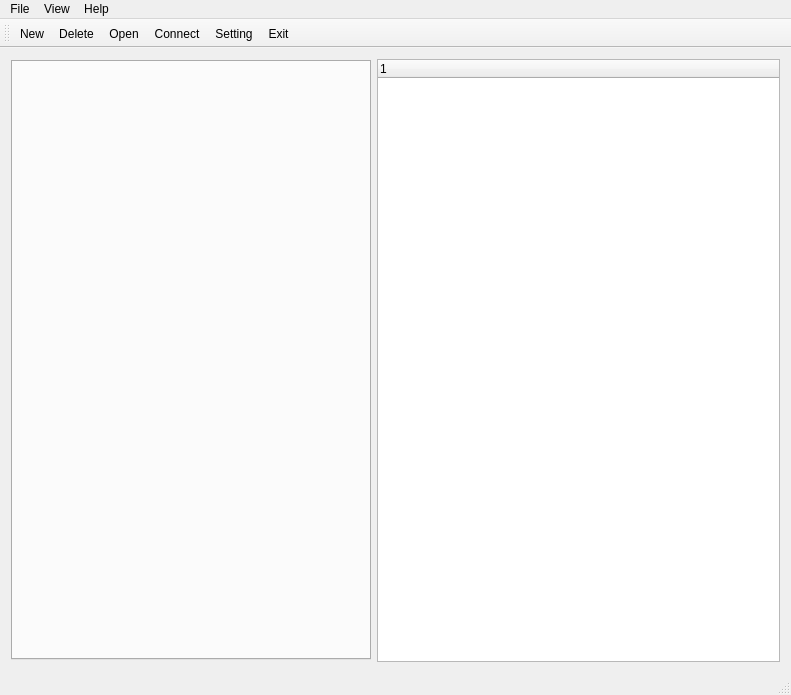
First picture: the form in GmotorTesterSC/gmotortestersc.ui, repository dohoangtu/gmotorTesterSC, before the edit.
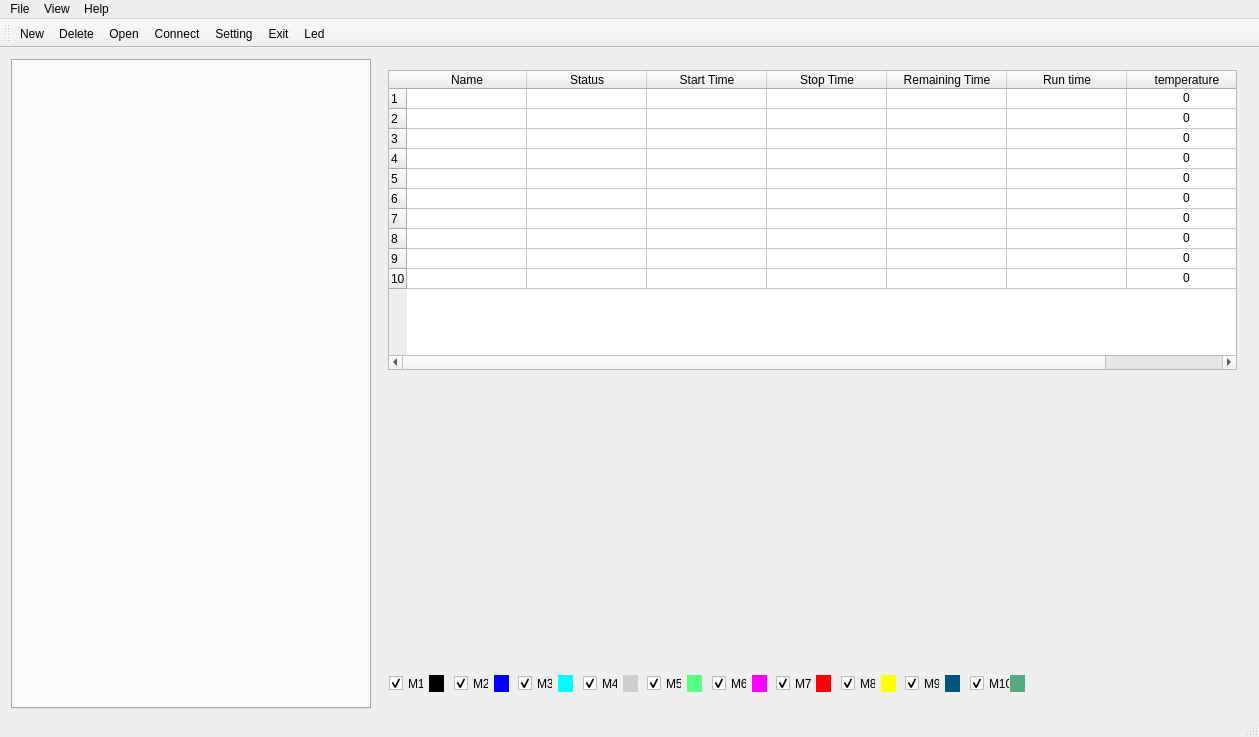
Second picture: the form after the edit. Icons and pictures are not drawn. Custom widgets are drawn as their Qt base class.

Diff of the .ui file:
```diff
--- a/GmotorTesterSC/gmotortestersc.ui
+++ b/GmotorTesterSC/gmotortestersc.ui
@@ -6,10 +6,16 @@
    <rect>
     <x>0</x>
     <y>0</y>
-    <width>791</width>
-    <height>695</height>
+    <width>1259</width>
+    <height>737</height>
    </rect>
   </property>
+  <property name="minimumSize">
+   <size>
+    <width>1259</width>
+    <height>737</height>
+   </size>
+  </property>
   <property name="windowTitle">
    <string>GmotorTesterSC</string>
   </property>
@@ -18,32 +24,724 @@
     <normaloff>icon/Armor.png</normaloff>icon/Armor.png</iconset>
   </property>
   <widget class="QWidget" name="centralWidget">
-   <layout class="QGridLayout" name="gridLayout">
+   <layout class="QGridLayout" name="gridLayout_2">
     <item row="0" column="0">
+     <widget class="QTabWidget" name="tabControlMotor">
+      <property name="minimumSize">
+       <size>
+        <width>360</width>
+        <height>650</height>
+       </size>
+      </property>
+      <property name="maximumSize">
+       <size>
+        <width>360</width>
+        <height>600</height>
+       </size>
+      </property>
+     </widget>
+    </item>
+    <item row="0" column="1">
+     <widget class="QWidget" name="widget" native="true">
+      <layout class="QGridLayout" name="gridLayout">
+       <item row="0" column="0">
+        <layout class="QVBoxLayout" name="verticalLayout">
+         <item>
+          <widget class="QTableWidget" name="tableMotor">
+           <property name="minimumSize">
+            <size>
+             <width>0</width>
+             <height>300</height>
+            </size>
+           </property>
+           <property name="maximumSize">
+            <size>
+             <width>16777215</width>
+             <height>300</height>
+            </size>
+           </property>
+           <property name="selectionMode">
+            <enum>QAbstractItemView::ExtendedSelection</enum>
+           </property>
+           <property name="rowCount">
+            <number>10</number>
+           </property>
+           <property name="columnCount">
+            <number>7</number>
+           </property>
+           <attribute name="horizontalHeaderCascadingSectionResizes">
+            <bool>false</bool>
+           </attribute>
+           <attribute name="horizontalHeaderDefaultSectionSize">
+            <number>120</number>
+           </attribute>
+           <attribute name="horizontalHeaderStretchLastSection">
+            <bool>true</bool>
+           </attribute>
+           <attribute name="verticalHeaderDefaultSectionSize">
+            <number>20</number>
+           </attribute>
+           <attribute name="verticalHeaderStretchLastSection">
+            <bool>false</bool>
+           </attribute>
+           <row/>
+           <row/>
+           <row/>
+           <row/>
+           <row/>
+           <row/>
+           <row/>
+           <row/>
+           <row/>
+           <row/>
+           <column>
+            <property name="text">
+             <string>Name</string>
+            </property>
+           </column>
+           <column>
+            <property name="text">
+             <string>Status</string>
+            </property>
+           </column>
+           <column>
+            <property name="text">
+             <string>Start Time</string>
+            </property>
+           </column>
+           <column>
+            <property name="text">
+             <string>Stop Time</string>
+            </property>
+           </column>
+           <column>
+            <property name="text">
+             <string>Remaining Time</string>
+            </property>
+           </column>
+           <column>
+            <property name="text">
+             <string>Run time</string>
+            </property>
+           </column>
+           <column>
+            <property name="text">
+             <string>temperature</string>
+            </property>
+           </column>
+           <item row="0" column="6">
+            <property name="text">
+             <string>0</string>
+            </property>
+            <property name="textAlignment">
+             <set>AlignHCenter|AlignVCenter|AlignCenter</set>
+            </property>
+           </item>
+           <item row="1" column="6">
+            <property name="text">
+             <string>0</string>
+            </property>
+            <property name="textAlignment">
+             <set>AlignHCenter|AlignVCenter|AlignCenter</set>
+            </property>
+           </item>
+           <item row="2" column="6">
+            <property name="text">
+             <string>0</string>
+            </property>
+            <property name="textAlignment">
+             <set>AlignHCenter|AlignVCenter|AlignCenter</set>
+            </property>
+           </item>
+           <item row="3" column="6">
+            <property name="text">
+             <string>0</string>
+            </property>
+            <property name="textAlignment">
+             <set>AlignHCenter|AlignVCenter|AlignCenter</set>
+            </property>
+           </item>
+           <item row="4" column="6">
+            <property name="text">
+             <string>0</string>
+            </property>
+            <property name="textAlignment">
+             <set>AlignHCenter|AlignVCenter|AlignCenter</set>
+            </property>
+           </item>
+           <item row="5" column="6">
+            <property name="text">
+             <string>0</string>
+            </property>
+            <property name="textAlignment">
+             <set>AlignHCenter|AlignVCenter|AlignCenter</set>
+            </property>
+           </item>
+           <item row="6" column="6">
+            <property name="text">
+             <string>0</string>
+            </property>
+            <property name="textAlignment">
+             <set>AlignHCenter|AlignVCenter|AlignCenter</set>
+            </property>
+           </item>
+           <item row="7" column="6">
+            <property name="text">
+             <string>0</string>
+            </property>
+            <property name="textAlignment">
+             <set>AlignHCenter|AlignVCenter|AlignCenter</set>
+            </property>
+           </item>
+           <item row="8" column="6">
+            <property name="text">
+             <string>0</string>
+            </property>
+            <property name="textAlignment">
+             <set>AlignHCenter|AlignVCenter|AlignCenter</set>
+            </property>
+           </item>
+           <item row="9" column="6">
+            <property name="text">
+             <string>0</string>
+            </property>
+            <property name="textAlignment">
+             <set>AlignHCenter|AlignVCenter|AlignCenter</set>
+            </property>
+           </item>
+          </widget>
+         </item>
+         <item>
+          <widget class="QwtPlot" name="plotTemperature">
+           <property name="maximumSize">
+            <size>
+             <width>16777215</width>
+             <height>16777214</height>
+            </size>
+           </property>
+           <property name="autoFillBackground">
+            <bool>false</bool>
+           </property>
+           <property name="autoReplot">
+            <bool>false</bool>
+           </property>
+          </widget>
+         </item>
+         <item>
+          <widget class="QWidget" name="widget_5" native="true"/>
+         </item>
+        </layout>
+       </item>
+      </layout>
+     </widget>
+    </item>
+    <item row="1" column="0" colspan="2">
      <layout class="QHBoxLayout" name="horizontalLayout">
       <item>
-       <widget class="QTabWidget" name="tabControlMotor">
+       <widget class="QWidget" name="widget_3" native="true">
         <property name="minimumSize">
          <size>
-          <width>360</width>
-          <height>600</height>
+          <width>361</width>
+          <height>40</height>
          </size>
         </property>
-        <property name="maximumSize">
+       </widget>
+      </item>
+      <item>
+       <widget class="QWidget" name="widget_2" native="true">
+        <property name="minimumSize">
          <size>
-          <width>360</width>
-          <height>600</height>
+          <width>661</width>
+          <height>40</height>
          </size>
         </property>
+        <layout class="QHBoxLayout" name="horizontalLayout_2">
+         <item>
+          <widget class="QWidget" name="widget_6" native="true">
+           <widget class="QCheckBox" name="checkBoxM1">
+            <property name="geometry">
+             <rect>
+              <x>0</x>
+              <y>0</y>
+              <width>35</width>
+              <height>17</height>
+             </rect>
+            </property>
+            <property name="maximumSize">
+             <size>
+              <width>35</width>
+              <height>17</height>
+             </size>
+            </property>
+            <property name="text">
+             <string>M1</string>
+            </property>
+            <property name="checked">
+             <bool>true</bool>
+            </property>
+           </widget>
+           <widget class="QLabel" name="labelM1">
+            <property name="geometry">
+             <rect>
+              <x>40</x>
+              <y>0</y>
+              <width>15</width>
+              <height>17</height>
+             </rect>
+            </property>
+            <property name="maximumSize">
+             <size>
+              <width>15</width>
+              <height>17</height>
+             </size>
+            </property>
+            <property name="styleSheet">
+             <string notr="true">background-color: rgb(0, 0, 0);</string>
+            </property>
+            <property name="text">
+             <string/>
+            </property>
+           </widget>
+          </widget>
+         </item>
+         <item>
+          <widget class="QWidget" name="widget_8" native="true">
+           <widget class="QCheckBox" name="checkBoxM2">
+            <property name="geometry">
+             <rect>
+              <x>0</x>
+              <y>0</y>
+              <width>35</width>
+              <height>17</height>
+             </rect>
+            </property>
+            <property name="maximumSize">
+             <size>
+              <width>35</width>
+              <height>17</height>
+             </size>
+            </property>
+            <property name="text">
+             <string>M2</string>
+            </property>
+            <property name="checked">
+             <bool>true</bool>
+            </property>
+           </widget>
+           <widget class="QLabel" name="labelM2">
+            <property name="geometry">
+             <rect>
+              <x>40</x>
+              <y>0</y>
+              <width>15</width>
+              <height>17</height>
+             </rect>
+            </property>
+            <property name="maximumSize">
+             <size>
+              <width>15</width>
+              <height>17</height>
+             </size>
+            </property>
+            <property name="styleSheet">
+             <string notr="true">background-color: rgb(0, 0, 255);</string>
+            </property>
+            <property name="text">
+             <string/>
+            </property>
+           </widget>
+          </widget>
+         </item>
+         <item>
+          <widget class="QWidget" name="widget_9" native="true">
+           <widget class="QCheckBox" name="checkBoxM3">
+            <property name="geometry">
+             <rect>
+              <x>0</x>
+              <y>0</y>
+              <width>35</width>
+              <height>17</height>
+             </rect>
+            </property>
+            <property name="maximumSize">
+             <size>
+              <width>35</width>
+              <height>17</height>
+             </size>
+            </property>
+            <property name="text">
+             <string>M3</string>
+            </property>
+            <property name="checked">
+             <bool>true</bool>
+            </property>
+           </widget>
+           <widget class="QLabel" name="labelM3">
+            <property name="geometry">
+             <rect>
+              <x>40</x>
+              <y>0</y>
+              <width>15</width>
+              <height>17</height>
+             </rect>
+            </property>
+            <property name="maximumSize">
+             <size>
+              <width>15</width>
+              <height>17</height>
+             </size>
+            </property>
+            <property name="styleSheet">
+             <string notr="true">background-color: rgb(0, 255, 255);</string>
+            </property>
+            <property name="text">
+             <string/>
+            </property>
+           </widget>
+          </widget>
+         </item>
+         <item>
+          <widget class="QWidget" name="widget_10" native="true">
+           <widget class="QCheckBox" name="checkBoxM4">
+            <property name="geometry">
+             <rect>
+              <x>0</x>
+              <y>0</y>
+              <width>35</width>
+              <height>17</height>
+             </rect>
+            </property>
+            <property name="maximumSize">
+             <size>
+              <width>35</width>
+              <height>17</height>
+             </size>
+            </property>
+            <property name="text">
+             <string>M4</string>
+            </property>
+            <property name="checked">
+             <bool>true</bool>
+            </property>
+           </widget>
+           <widget class="QLabel" name="labelM4">
+            <property name="geometry">
+             <rect>
+              <x>40</x>
+              <y>0</y>
+              <width>15</width>
+              <height>17</height>
+             </rect>
+            </property>
+            <property name="maximumSize">
+             <size>
+              <width>15</width>
+              <height>17</height>
+             </size>
+            </property>
+            <property name="styleSheet">
+             <string notr="true">background-color: rgb(206, 206, 206);</string>
+            </property>
+            <property name="text">
+             <string/>
+            </property>
+           </widget>
+          </widget>
+         </item>
+         <item>
+          <widget class="QWidget" name="widget_11" native="true">
+           <widget class="QCheckBox" name="checkBoxM5">
+            <property name="geometry">
+             <rect>
+              <x>0</x>
+              <y>0</y>
+              <width>35</width>
+              <height>17</height>
+             </rect>
+            </property>
+            <property name="maximumSize">
+             <size>
+              <width>35</width>
+              <height>17</height>
+             </size>
+            </property>
+            <property name="text">
+             <string>M5</string>
+            </property>
+            <property name="checked">
+             <bool>true</bool>
+            </property>
+           </widget>
+           <widget class="QLabel" name="labelM5">
+            <property name="geometry">
+             <rect>
+              <x>40</x>
+              <y>0</y>
+              <width>15</width>
+              <height>17</height>
+             </rect>
+            </property>
+            <property name="maximumSize">
+             <size>
+              <width>15</width>
+              <height>17</height>
+             </size>
+            </property>
+            <property name="styleSheet">
+             <string notr="true">background-color: rgb(85, 255, 127);</string>
+            </property>
+            <property name="text">
+             <string/>
+            </property>
+           </widget>
+          </widget>
+         </item>
+         <item>
+          <widget class="QWidget" name="widget_12" native="true">
+           <widget class="QCheckBox" name="checkBoxM6">
+            <property name="geometry">
+             <rect>
+              <x>0</x>
+              <y>0</y>
+              <width>35</width>
+              <height>17</height>
+             </rect>
+            </property>
+            <property name="maximumSize">
+             <size>
+              <width>35</width>
+              <height>17</height>
+             </size>
+            </property>
+            <property name="text">
+             <string>M6</string>
+            </property>
+            <property name="checked">
+             <bool>true</bool>
+            </property>
+           </widget>
+           <widget class="QLabel" name="labelM6">
+            <property name="geometry">
+             <rect>
+              <x>40</x>
+              <y>0</y>
+              <width>15</width>
+              <height>17</height>
+             </rect>
+            </property>
+            <property name="maximumSize">
+             <size>
+              <width>15</width>
+              <height>17</height>
+             </size>
+            </property>
+            <property name="styleSheet">
+             <string notr="true">background-color: rgb(255, 0, 255);</string>
+            </property>
+            <property name="text">
+             <string/>
+            </property>
+           </widget>
+          </widget>
+         </item>
+         <item>
+          <widget class="QWidget" name="widget_13" native="true">
+           <widget class="QCheckBox" name="checkBoxM7">
+            <property name="geometry">
+             <rect>
+              <x>0</x>
+              <y>0</y>
+              <width>49</width>
+              <height>17</height>
+             </rect>
+            </property>
+            <property name="text">
+             <string>M7</string>
+            </property>
+            <property name="checked">
+             <bool>true</bool>
+            </property>
+           </widget>
+           <widget class="QLabel" name="labelM7">
+            <property name="geometry">
+             <rect>
+              <x>40</x>
+              <y>0</y>
+              <width>15</width>
+              <height>17</height>
+             </rect>
+            </property>
+            <property name="maximumSize">
+             <size>
+              <width>15</width>
+              <height>17</height>
+             </size>
+            </property>
+            <property name="styleSheet">
+             <string notr="true">background-color: rgb(255, 0, 0);</string>
+            </property>
+            <property name="text">
+             <string/>
+            </property>
+           </widget>
+          </widget>
+         </item>
+         <item>
+          <widget class="QWidget" name="widget_14" native="true">
+           <widget class="QCheckBox" name="checkBoxM8">
+            <property name="geometry">
+             <rect>
+              <x>0</x>
+              <y>0</y>
+              <width>35</width>
+              <height>17</height>
+             </rect>
+            </property>
+            <property name="maximumSize">
+             <size>
+              <width>35</width>
+              <height>17</height>
+             </size>
+            </property>
+            <property name="text">
+             <string>M8</string>
+            </property>
+            <property name="checked">
+             <bool>true</bool>
+            </property>
+           </widget>
+           <widget class="QLabel" name="labelM8">
+            <property name="geometry">
+             <rect>
+              <x>40</x>
+              <y>0</y>
+              <width>15</width>
+              <height>17</height>
+             </rect>
+            </property>
+            <property name="maximumSize">
+             <size>
+              <width>15</width>
+              <height>17</height>
+             </size>
+            </property>
+            <property name="styleSheet">
+             <string notr="true">background-color: rgb(255, 255, 0);</string>
+            </property>
+            <property name="text">
+             <string/>
+            </property>
+           </widget>
+          </widget>
+         </item>
+         <item>
+          <widget class="QWidget" name="widget_15" native="true">
+           <widget class="QCheckBox" name="checkBoxM9">
+            <property name="geometry">
+             <rect>
+              <x>0</x>
+              <y>0</y>
+              <width>35</width>
+              <height>17</height>
+             </rect>
+            </property>
+            <property name="maximumSize">
+             <size>
+              <width>35</width>
+              <height>17</height>
+             </size>
+            </property>
+            <property name="text">
+             <string>M9</string>
+            </property>
+            <property name="checked">
+             <bool>true</bool>
+            </property>
+           </widget>
+           <widget class="QLabel" name="labelM9">
+            <property name="geometry">
+             <rect>
+              <x>40</x>
+              <y>0</y>
+              <width>15</width>
+              <height>17</height>
+             </rect>
+            </property>
+            <property name="maximumSize">
+             <size>
+              <width>15</width>
+              <height>17</height>
+             </size>
+            </property>
+            <property name="styleSheet">
+             <string notr="true">background-color: rgb(0, 85, 127);</string>
+            </property>
+            <property name="text">
+             <string/>
+            </property>
+           </widget>
+          </widget>
+         </item>
+         <item>
+          <widget class="QWidget" name="widget_16" native="true">
+           <widget class="QCheckBox" name="checkBoxM10">
+            <property name="geometry">
+             <rect>
+              <x>0</x>
+              <y>0</y>
+              <width>40</width>
+              <height>17</height>
+             </rect>
+            </property>
+            <property name="maximumSize">
+             <size>
+              <width>40</width>
+              <height>17</height>
+             </size>
+            </property>
+            <property name="text">
+             <string>M10</string>
+            </property>
+            <property name="checked">
+             <bool>true</bool>
+            </property>
+           </widget>
+           <widget class="QLabel" name="labelM10">
+            <property name="geometry">
+             <rect>
+              <x>40</x>
+              <y>0</y>
+              <width>15</width>
+              <height>17</height>
+             </rect>
+            </property>
+            <property name="maximumSize">
+             <size>
+              <width>15</width>
+              <height>17</height>
+             </size>
+            </property>
+            <property name="styleSheet">
+             <string notr="true">background-color: rgb(0, 170, 255);
+background-color: rgb(85, 170, 127);</string>
+            </property>
+            <property name="text">
+             <string/>
+            </property>
+           </widget>
+          </widget>
+         </item>
+        </layout>
        </widget>
       </item>
       <item>
-       <widget class="QTreeWidget" name="treeWidget">
-        <column>
-         <property name="text">
-          <string notr="true">1</string>
-         </property>
-        </column>
+       <widget class="QWidget" name="widget_4" native="true">
+        <property name="minimumSize">
+         <size>
+          <width>200</width>
+          <height>35</height>
+         </size>
+        </property>
        </widget>
       </item>
      </layout>
@@ -55,7 +753,7 @@
     <rect>
      <x>0</x>
      <y>0</y>
-     <width>791</width>
+     <width>1259</width>
      <height>21</height>
     </rect>
    </property>
@@ -101,6 +799,7 @@
    <addaction name="actionConnect"/>
    <addaction name="actionSetting"/>
    <addaction name="actionE_it"/>
+   <addaction name="actionLed"/>
   </widget>
   <widget class="QStatusBar" name="statusBar"/>
   <action name="actionNew">
@@ -217,8 +916,33 @@
     <string>Help</string>
    </property>
   </action>
+  <action name="actionLed">
+   <property name="checkable">
+    <bool>true</bool>
+   </property>
+   <property name="icon">
+    <iconset resource="MotorTesting.qrc">
+     <normaloff>:/icon/icon/led_connect.png</normaloff>
+     <normalon>:/icon/icon/led_disconnect.png</normalon>:/icon/icon/led_connect.png</iconset>
+   </property>
+   <property name="text">
+    <string>Led</string>
+   </property>
+   <property name="toolTip">
+    <string>&lt;html&gt;&lt;head/&gt;&lt;body&gt;&lt;p&gt;LED&lt;/p&gt;&lt;/body&gt;&lt;/html&gt;</string>
+   </property>
+  </action>
  </widget>
  <layoutdefault spacing="6" margin="11"/>
- <resources/>
+ <customwidgets>
+  <customwidget>
+   <class>QwtPlot</class>
+   <extends>QFrame</extends>
+   <header>qwt_plot.h</header>
+  </customwidget>
+ </customwidgets>
+ <resources>
+  <include location="MotorTesting.qrc"/>
+ </resources>
  <connections/>
 </ui>
```
Left out of the diff: 30 changed lines with no effect on the pictures.
